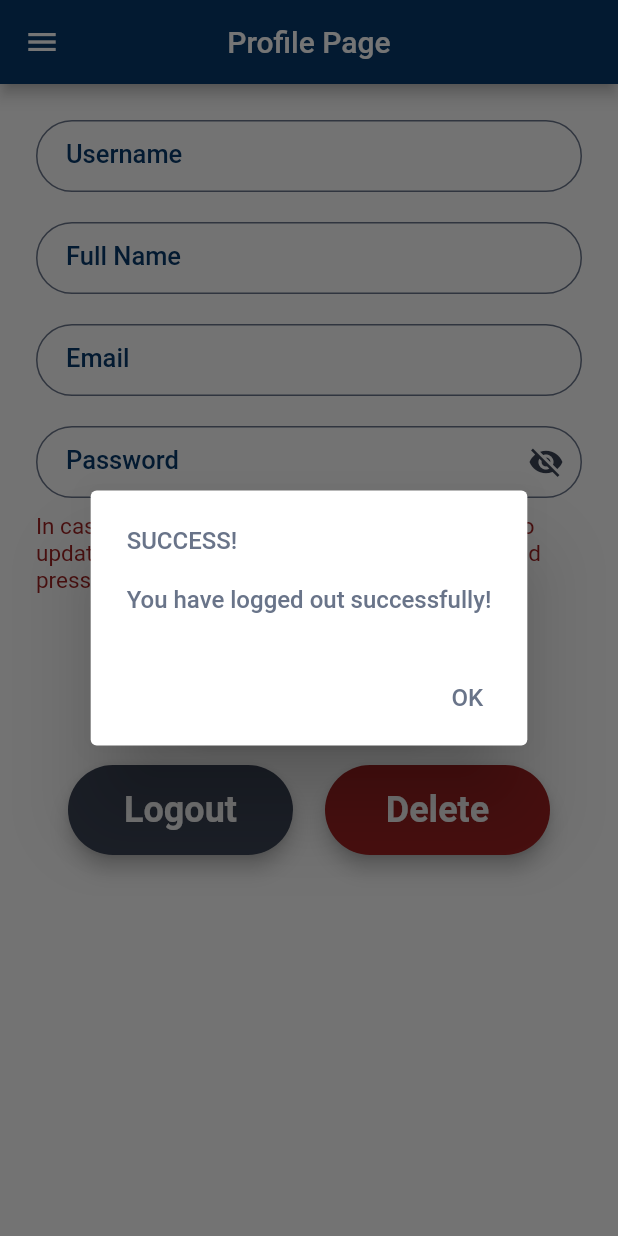
After one commit to aunshpatel/flutter-todo_list, a Flutter app: the ProfilePage screen opened by its route, after a tap on "Logout", on a phone screen of 412 x 824 dp. The commit adds this screen. Run offline on Flutter 3.47's test engine with Material 3 defaults, Android fonts, the phone set to English and light mode, and no system bars; our stand-ins replace bloc, equatable, flutter_bloc, shared_preferences; accounts and stored records are empty; network calls fail.

Commit message:
Create profile page

```diff
--- /dev/null
+++ b/lib/blocs/profile/profile_bloc.dart
@@ -0,0 +1,75 @@
+import 'package:bloc/bloc.dart';
+import '../../repositories/user_repositories.dart';
+import 'profile_event.dart';
+import 'profile_state.dart';
+
+class ProfileBloc extends Bloc<ProfileEvent, ProfileState> {
+  final UserRepository userRepository;
+
+  ProfileBloc({required this.userRepository}) : super(ProfileInitial());
+
+  @override
+  Stream<ProfileState> mapEventToState(ProfileEvent event) async* {
+    if (event is LoadProfile) {
+      yield* _mapLoadProfileToState();
+    } else if (event is UpdateProfile) {
+      yield* _mapUpdateProfileToState(event);
+    } else if (event is DeleteProfile) {
+      yield* _mapDeleteProfileToState();
+    } else if (event is Logout) {
+      yield* _mapLogoutToState();
+    }
+  }
+
+  // Load profile from the repository
+  Stream<ProfileState> _mapLoadProfileToState() async* {
+    yield ProfileLoading();
+    try {
+      final profile = await userRepository.getUserProfile();
+      yield ProfileLoaded(
+        username: profile['username'] ?? '',
+        fullname: profile['fullname'] ?? '',
+        email: profile['email'] ?? '',
+      );
+    } catch (e) {
+      yield ProfileFailure(error: e.toString());
+    }
+  }
+
+  // Update profile
+  Stream<ProfileState> _mapUpdateProfileToState(UpdateProfile event) async* {
+    yield ProfileLoading();
+    try {
+      await userRepository.updateProfile(
+        event.username,
+        event.fullname,
+        event.email,
+      );
+      yield ProfileUpdateSuccess();
+    } catch (e) {
+      yield ProfileUpdateFailure(error: e.toString());
+    }
+  }
+
+  // Delete profile
+  Stream<ProfileState> _mapDeleteProfileToState() async* {
+    yield ProfileLoading();
+    try {
+      await userRepository.deleteProfile();
+      yield ProfileDeleted();
+    } catch (e) {
+      yield ProfileFailure(error: e.toString());
+    }
+  }
+
+  // Handle logout
+  Stream<ProfileState> _mapLogoutToState() async* {
+    yield ProfileLoading();
+    try {
+      await userRepository.logout();
+      yield LogoutSuccess();
+    } catch (e) {
+      yield ProfileFailure(error: e.toString());
+    }
+  }
+}
--- /dev/null
+++ b/lib/blocs/profile/profile_event.dart
@@ -0,0 +1,19 @@
+abstract class ProfileEvent {}
+
+class LoadProfile extends ProfileEvent {}
+
+class UpdateProfile extends ProfileEvent {
+  final String username;
+  final String fullname;
+  final String email;
+
+  UpdateProfile({
+    required this.username,
+    required this.fullname,
+    required this.email,
+  });
+}
+
+class DeleteProfile extends ProfileEvent {}
+
+class Logout extends ProfileEvent {}
--- /dev/null
+++ b/lib/blocs/profile/profile_state.dart
@@ -0,0 +1,35 @@
+abstract class ProfileState {}
+
+class ProfileInitial extends ProfileState {}
+
+class ProfileLoading extends ProfileState {}
+
+class ProfileLoaded extends ProfileState {
+  final String username;
+  final String fullname;
+  final String email;
+
+  ProfileLoaded({
+    required this.username,
+    required this.fullname,
+    required this.email,
+  });
+}
+
+class ProfileUpdateSuccess extends ProfileState {}
+
+class ProfileUpdateFailure extends ProfileState {
+  final String error;
+
+  ProfileUpdateFailure({required this.error});
+}
+
+class ProfileFailure extends ProfileState {
+  final String error;
+
+  ProfileFailure({required this.error});
+}
+
+class ProfileDeleted extends ProfileState {}
+
+class LogoutSuccess extends ProfileState {}
--- a/lib/main.dart
+++ b/lib/main.dart
@@ -2,12 +2,15 @@ import 'package:flutter/material.dart';
 import 'package:flutter_bloc/flutter_bloc.dart';
 import 'package:shared_preferences/shared_preferences.dart';
 import 'package:todo_list/repositories/auth_repository.dart';
+import 'package:todo_list/repositories/user_repositories.dart';
 import 'package:todo_list/screens/about_page.dart';
 import 'package:todo_list/screens/home_page.dart';
 import 'package:todo_list/screens/login_page.dart';
+import 'package:todo_list/screens/profile_page.dart';
 import 'package:todo_list/screens/registration_screen.dart';
 import 'package:todo_list/screens/widgets/consts.dart';
 import 'blocs/login/login_bloc.dart';
+import 'blocs/profile/profile_bloc.dart';
 import 'blocs/registration/registration_bloc.dart';
 
 void main() {
@@ -31,10 +34,12 @@ class _MyAppState extends State<MyApp> {
 
   loginFunction() async{
     prefs = await SharedPreferences.getInstance();
-    isLoggedIn = prefs.getBool('isLoggedIn') ?? false;
-    loginEmailID = prefs.getString('email') ?? '';
-    loginPassword = prefs.getString('password') ?? '';
-    currentUserID = prefs!.getString('currentUserID') ?? '';
+    setState(() {
+      isLoggedIn = prefs.getBool('isLoggedIn') ?? false;
+      loginEmailID = prefs.getString('email') ?? '';
+      loginPassword = prefs.getString('password') ?? '';
+      currentUserID = prefs!.getString('currentUserID') ?? '';
+    });
 
     if(isLoggedIn == true){
       print('User $currentUserID has logged in with email ID:$loginEmailID & pwd:$loginPassword');
@@ -64,6 +69,10 @@ class _MyAppState extends State<MyApp> {
         '/login_page': (context) => BlocProvider(
           create: (_) => LoginBloc(authRepository: AuthRepository()),
           child: LoginPage(),
+        ),
+        '/profile_page': (context) => BlocProvider(
+          create: (_) => ProfileBloc(userRepository: UserRepository()),  // Provide the necessary BLoC for ProfilePage
+          child: ProfilePage(),
         ),
       },
     );
--- a/lib/repositories/auth_repository.dart
+++ b/lib/repositories/auth_repository.dart
@@ -76,6 +76,7 @@ class AuthRepository {
         // Assuming success means returning true
         SharedPreferences prefs = await SharedPreferences.getInstance();
         final Map<String, dynamic> responseData = jsonDecode(response.body);
+        print("responseData['_id']:${responseData['_id']}");
         prefs.setString('currentUserID', responseData['_id']);
         prefs.setString('name', responseData['fullname']);
         prefs.setString('username', responseData['username']);
--- /dev/null
+++ b/lib/repositories/user_repositories.dart
@@ -0,0 +1,76 @@
+import 'dart:convert';
+import 'package:http/http.dart' as http;
+import '../screens/widgets/consts.dart';
+
+class UserRepository{
+  /*Future<Map<String, dynamic>?> getUserProfile(String userId) async {
+    try {
+      final response = await http.get(Uri.parse('$apiLinkConstant/user/get-user/$userId'));
+      if (response.statusCode == 200) {
+        return jsonDecode(response.body); // Convert response to Map
+      } else {
+        print('Failed to fetch user data: ${response.statusCode}');
+        return null;
+      }
+    } catch (e) {
+      print('Error fetching user data: $e');
+      return null;
+    }
+  }*/
+
+  // Get the user profile data
+  Future<Map<String, String>> getUserProfile() async {
+    print("currentUserID 2:$currentUserID");
+    final response = await http.get(Uri.parse('$apiLinkConstant/user/get-user/$currentUserID'));
+    print('response.body:${response.body}');
+    if (response.statusCode == 200) {
+      // Assuming the response is a list, we'll grab the first element
+      Map<String, dynamic> userProfile = json.decode(response.body);
+      if (userProfile.isNotEmpty) {
+        return {
+          'username': userProfile['username'],
+          'fullname': userProfile['fullname'],
+          'email': userProfile['email'],
+        };
+      } else {
+        throw Exception('User not found');
+      }
+    } else {
+      throw Exception('Failed to load profile');
+    }
+  }
+
+  // Update the user profile
+  Future<void> updateProfile(String username, String fullname, String email) async {
+    final response = await http.put(
+      Uri.parse('$apiLinkConstant/user/update-user/$currentUserID'),
+      body: {
+        'username': username,
+        'fullname': fullname,
+        'email': email,
+      },
+    );
+
+    if (response.statusCode != 200) {
+      throw Exception('Failed to update profile');
+    }
+  }
+
+  // Delete the user profile
+  Future<void> deleteProfile() async {
+    final response = await http.delete(Uri.parse('$apiLinkConstant/user/delete-user/:id'));
+
+    if (response.statusCode != 200) {
+      throw Exception('Failed to delete profile');
+    }
+  }
+
+  // Logout the user
+  Future<void> logout() async {
+    final response = await http.post(Uri.parse('$apiLinkConstant/user/logout'));
+
+    if (response.statusCode != 200) {
+      throw Exception('Failed to logout');
+    }
+  }
+}
--- /dev/null
+++ b/lib/screens/profile_page.dart
@@ -0,0 +1,304 @@
+import 'package:flutter/material.dart';
+import 'package:shared_preferences/shared_preferences.dart';
+import 'package:todo_list/repositories/user_repositories.dart';
+import 'package:todo_list/screens/widgets/consts.dart';
+import 'package:todo_list/screens/widgets/rounded_buttons.dart';
+import 'package:todo_list/screens/widgets/side_drawer.dart';
+
+class ProfilePage extends StatefulWidget {
+  const ProfilePage({super.key});
+
+  @override
+  State<ProfilePage> createState() => _ProfilePageState();
+}
+
+class _ProfilePageState extends State<ProfilePage> {
+  String email='', username='', password='', fullname = '';
+  bool _passwordVisible = false, uploading = false;
+  TextEditingController usernameController = TextEditingController();
+  TextEditingController emailController = TextEditingController();
+  TextEditingController passwordController = TextEditingController();
+  TextEditingController fullnameController = TextEditingController();
+
+  @override
+  void initState() {
+    super.initState();
+    loadDetails();
+  }
+
+  /*loadDetails() async{
+    username = prefs!.getString('username')!;
+    usernameController.text = prefs!.getString('username')!;
+    email = prefs!.getString('email')!;
+    emailController.text = prefs!.getString('email')!;
+    passwordController.text = prefs!.getString('password') ?? '';
+    password = prefs!.getString('password') ?? '';
+    fullname = prefs!.getString('fullname')!;
+    fullnameController.text = prefs!.getString('fullname')!;
+    currentUserID = prefs!.getString('currentUserID')!;
+
+    final userProfile = await UserRepository.getUserProfile(currentUserID);
+    String userProfileUsername = userProfile?['username'];
+    String userProfileFullname = userProfile?['fullname'];
+    String userProfileEmail = userProfile?['email'];
+
+    if(username != userProfileUsername){
+      setState(() {
+        username = userProfileUsername;
+        usernameController.text = userProfileUsername;
+      });
+      prefs.setString('username', username);
+    } else if(username == userProfileUsername){
+      setState(() {
+        username = prefs!.getString('username')!;
+        usernameController.text = prefs!.getString('username')!;
+      });
+    }
+
+    if(fullname != userProfileUsername){
+      setState(() {
+        fullname = userProfileFullname;
+        fullnameController.text = userProfileFullname;
+      });
+      prefs.setString('username', username);
+    } else if(fullname == userProfileFullname){
+      setState(() {
+        fullname = prefs!.getString('username')!;
+        fullnameController.text = prefs!.getString('username')!;
+      });
+    }
+
+    if(email != userProfileEmail){
+      setState(() {
+        email = userProfileEmail;
+        emailController.text = userProfileEmail;
+      });
+      prefs.setString('email', email);
+    } else if(email == userProfileEmail){
+      setState(() {
+        emailController.text = prefs!.getString('email')!;
+        email = prefs!.getString('email')!;
+      });
+    }
+  }*/
+
+  loadDetails() async {
+    // Load data from SharedPreferences
+    username = prefs.getString('username') ?? '';
+    usernameController.text = prefs.getString('username') ?? '';
+    email = prefs.getString('email') ?? '';
+    emailController.text = prefs.getString('email') ?? '';
+    fullname = prefs.getString('fullname') ?? '';
+    fullnameController.text = prefs.getString('fullname') ?? '';
+    currentUserID = prefs.getString('currentUserID') ?? '';
+    passwordController.text = prefs.getString('password') ?? '';
+    password = prefs.getString('password') ?? '';
+
+    UserRepository userRepository = UserRepository();
+    final userProfile = await userRepository.getUserProfile();
+
+    String userProfileUsername = userProfile?['username'] ?? '';
+    String userProfileFullname = userProfile?['fullname'] ?? '';
+    String userProfileEmail = userProfile?['email'] ?? '';
+
+    // Compare and update the profile details
+    if (username != userProfileUsername) {
+      setState(() {
+        username = userProfileUsername;
+        usernameController.text = userProfileUsername;
+      });
+      prefs.setString('username', username);
+    }
+
+    if (fullname != userProfileFullname) {
+      setState(() {
+        fullname = userProfileFullname;
+        fullnameController.text = userProfileFullname;
+      });
+      prefs.setString('fullname', fullname);
+    }
+
+    if (email != userProfileEmail) {
+      setState(() {
+        email = userProfileEmail;
+        emailController.text = userProfileEmail;
+      });
+      prefs.setString('email', email);
+    }
+  }
+
+  logoutMessage() async {
+    return showDialog<void>(
+      context: context,
+      barrierDismissible: false,
+      builder: (BuildContext context) {
+        return AlertDialog.adaptive(
+          title: const Text('SUCCESS!', style: kLightSemiBoldTextStyle,),
+          content: const Text('You have logged out successfully!', style: kLightSemiBoldTextStyle),
+          actions: <Widget>[
+            TextButton(
+              child: const Text('OK', style: kLightSemiBoldTextStyle),
+              onPressed: () {
+                Navigator.pushNamed(context, '/main_screen');
+              },
+            ),
+          ],
+        );
+      },
+    );
+  }
+
+  Future<void> _refresh() async {
+    await Future.delayed(const Duration(seconds: 2));
+    Navigator.pushReplacement(context, MaterialPageRoute(builder: (context) => ProfilePage()),);
+  }
+
+  @override
+  Widget build(BuildContext context) {
+    return PopScope(
+        canPop: false,
+        child: Scaffold(
+          endDrawerEnableOpenDragGesture: false,
+          drawer: const SideDrawer(),
+          appBar: AppBar(
+            leading: Builder(
+              builder: (BuildContext context) {
+                return IconButton(
+                  icon: const Icon(Icons.menu),
+                  color: kWhiteColor,
+                  onPressed: () {
+                    Scaffold.of(context).openDrawer();
+                  },
+                  tooltip: MaterialLocalizations.of(context).openAppDrawerTooltip,
+                );
+              },
+            ),
+            actions: <Widget>[],
+            centerTitle: true,
+            title: Text('Profile Page', style:TextStyle(color: kWhiteColor),),
+            backgroundColor: kThemeBlueColor,
+          ),
+          body: uploading == false ? RefreshIndicator(
+            onRefresh: _refresh,
+            child: SingleChildScrollView(
+              physics: const AlwaysScrollableScrollPhysics(),
+              child: Padding(
+                  padding: const EdgeInsets.fromLTRB(24, 24, 24, 0),
+                  child: Center(
+                    child: Column(
+                      children: [
+                        TextField(
+                          controller: usernameController,
+                          onChanged:(value){
+                            setState(() {
+                              username = value;
+                            });
+                          },
+                          style: kLightSemiBoldTextStyle,
+                          decoration: textInputDecoration('Username',),
+                        ),
+                        const SizedBox(height:20),
+                        TextField(
+                          controller: fullnameController,
+                          onChanged:(value){
+                            setState(() {
+                              fullname = value;
+                            });
+                          },
+                          style: kLightSemiBoldTextStyle,
+                          decoration: textInputDecoration('Full Name',),
+                        ),
+                        const SizedBox(height:20),
+                        TextField(
+                          controller: emailController,
+                          keyboardType: TextInputType.emailAddress,
+                          onChanged:(value){
+                            setState(() {
+                              email = value;
+                            });
+                          },
+                          style: kLightSemiBoldTextStyle,
+                          decoration: textInputDecoration('Email',),
+                        ),
+                        const SizedBox(height:20),
+                        TextField(
+                          controller: passwordController,
+                          obscureText: _passwordVisible == false ? true : false,
+                          onChanged:(value){
+                            setState(() {
+                              password = value;
+                            });
+                          },
+                          style: kLightSemiBoldTextStyle,
+                          decoration: passwordInputDecoration(
+                              'Password',
+                              _passwordVisible,
+                                  (){
+                                setState(() {
+                                  _passwordVisible = !_passwordVisible;
+                                });
+                              }
+                          ),
+                        ),
+                        const SizedBox(height:10),
+                        const Text("In case you do not see your password and want to update it, you can just enter the new password and press 'Update' button.", style: kRegularRedText),
+                        const SizedBox(height:20),
+                        RoundedButton(
+                          colour:kLightTitleColor,
+                          title:'Update Profile',
+                          onPress:null,
+                        ),
+                        const SizedBox(height:10),
+                        Row(
+                          mainAxisAlignment: MainAxisAlignment.spaceEvenly,
+                          children: [
+                            RoundedButton(
+                              colour:kDarkTitleColor,
+                              title:'Logout',
+                              onPress:() async {
+                                prefs = await SharedPreferences.getInstance();
+                                prefs.setBool('isLoggedIn', isLoggedIn);
+                                prefs.setString('email', '');
+                                prefs.setString('username', '');
+                                prefs.setString('password', '');
+                                prefs.setString('avatarImage', '');
+                                prefs.setString('currentUserID', '');
+                                prefs.setString('userID', '');
+                                setState(() {
+                                  isLoggedIn = false;
+                                  currentUserID = '';
+                                  token = '';
+                                  // _signOut();
+                                  logoutMessage();
+                                });
+                              },
+                            ),
+                            RoundedButton(
+                              colour:kRedColor,
+                              title:'Delete',
+                              onPress:() async{
+                                prefs = await SharedPreferences.getInstance();
+                                setState(() {
+                                  // triggerDeleteProfile('WARNING', 'Are you sure you want to delete your profile?');
+                                });
+                              },
+                            ),
+                          ],
+                        )
+                      ],
+                    ),
+                  )
+              ),
+            ),
+          ) :
+          const Center(
+            child: CircularProgressIndicator(
+              valueColor: AlwaysStoppedAnimation<Color>(kLightTitleColor),
+              backgroundColor: Colors.transparent,
+              strokeWidth: 5,
+            ),
+          ),
+        )
+    );
+  }
+}
```
